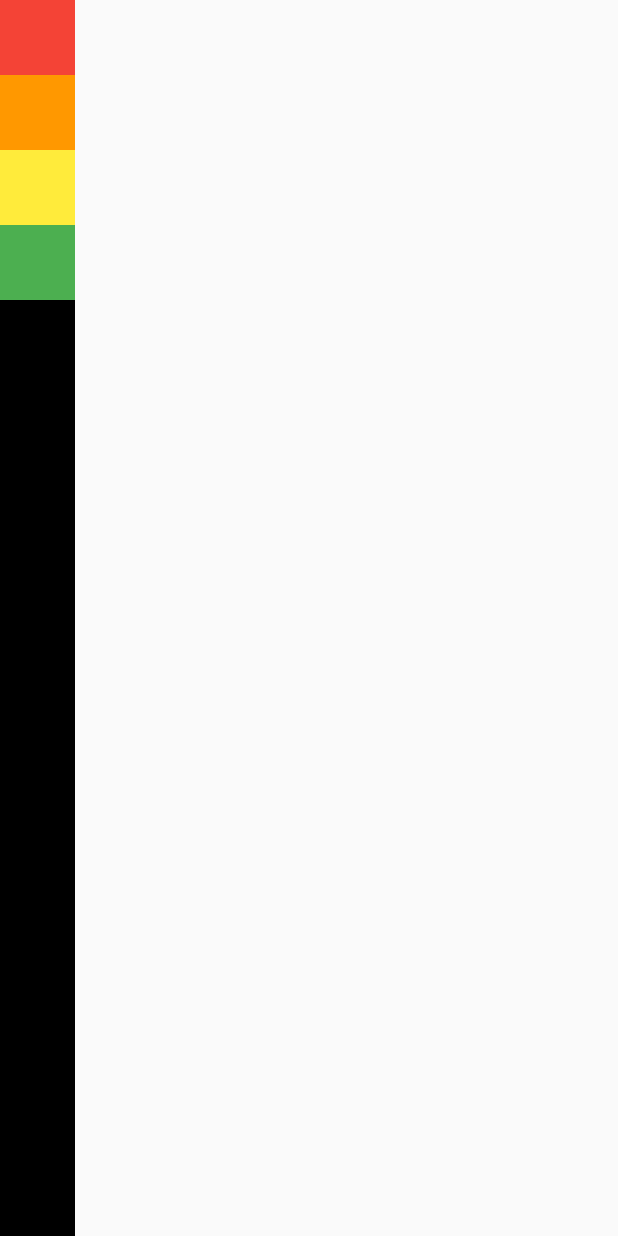
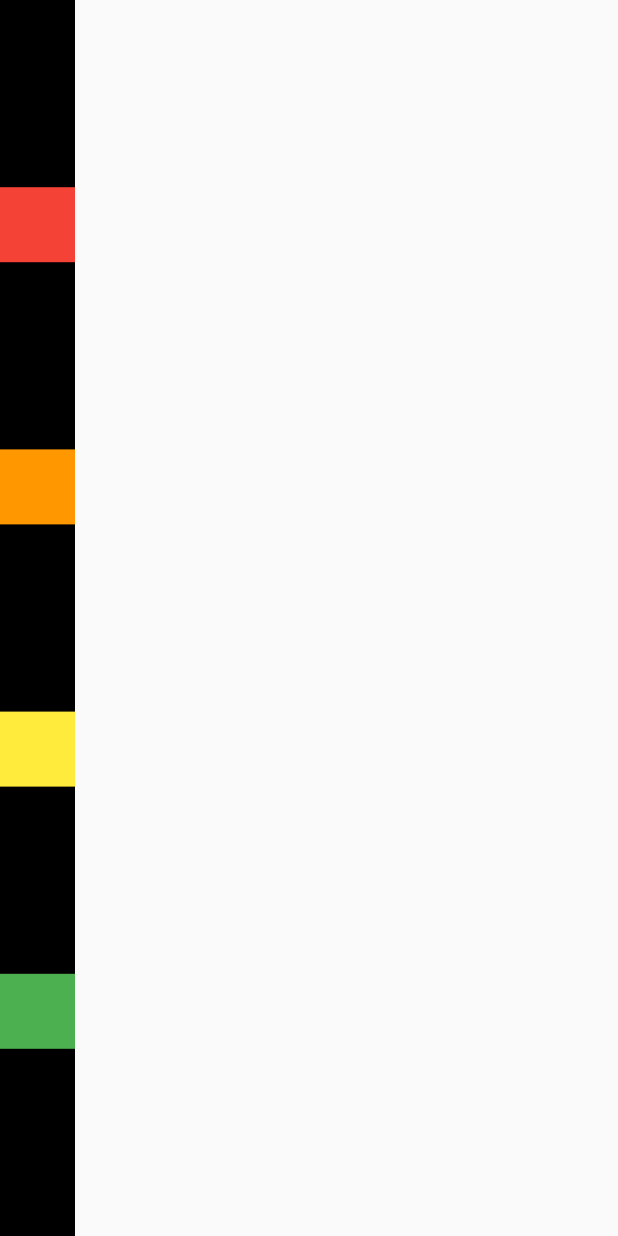
Before and after one commit to DongWooKim97/flutter-projects, a Flutter app: the screen it shows after launch, on a phone screen of 412 x 824 dp. Run offline on Flutter 3.47's test engine with Material 2 defaults, Android fonts, the phone set to English and light mode, and no system bars.

Commit message:
feat: MainAxisAlignment 파라미터 공부

```diff
--- a/row_and_column/lib/screen/home_screen.dart
+++ b/row_and_column/lib/screen/home_screen.dart
@@ -11,6 +11,12 @@ class HomeScreen extends StatelessWidget {
         child: Container(
           color: Colors.black,
           child: Column(
+            // MainAxisAlignment - 주축정렬 , 핸드폰은 세로가 기준 (위/아래)
+            // start - 시작 , end - 끝 , center - 가운데,
+            // spaceBetween - 위젯과 위젯 사이 공간 동일
+            // spaceEvenly - 위젯을 같은 간격으로 배치하지만 끝과 끝에도 위젯이 아닌 빈 간격으로 시작.
+            // spaceAround -spaceEvenly + 끝과 끝의 간격 1/2
+            mainAxisAlignment: MainAxisAlignment.spaceEvenly,
             children: [
               Container(
                 color: Colors.red,
```
Also changed, not shown: 1 other file.
